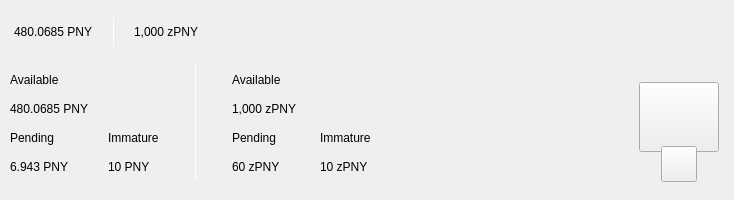
Before: the Qt Designer form src/qt/pny/forms/topbar.ui in decenomy/PNY, drawn with Qt 5.
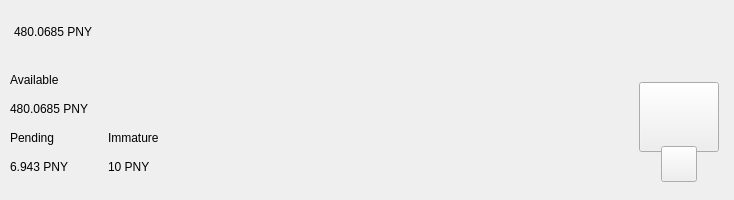
After: the same form once the commit is applied. Custom widgets are drawn as their Qt base class.

Diff of the .ui file:
```diff
--- a/src/qt/pny/forms/topbar.ui
+++ b/src/qt/pny/forms/topbar.ui
@@ -119,76 +119,7 @@
                <string notr="true">padding:0px;margin:0px;</string>
               </property>
               <property name="text">
-               <string>480.0685 PNY</string>
-              </property>
-             </widget>
-            </item>
-            <item>
-             <spacer name="horizontalSpacer_11">
-              <property name="orientation">
-               <enum>Qt::Horizontal</enum>
-              </property>
-              <property name="sizeType">
-               <enum>QSizePolicy::Fixed</enum>
-              </property>
-              <property name="sizeHint" stdset="0">
-               <size>
-                <width>20</width>
-                <height>20</height>
-               </size>
-              </property>
-             </spacer>
-            </item>
-            <item alignment="Qt::AlignVCenter">
-             <widget class="QLabel" name="label_16">
-              <property name="minimumSize">
-               <size>
-                <width>1</width>
-                <height>30</height>
-               </size>
-              </property>
-              <property name="maximumSize">
-               <size>
-                <width>1</width>
-                <height>30</height>
-               </size>
-              </property>
-              <property name="styleSheet">
-               <string notr="true">background-color:white;
-padding:0px;
-border:none;</string>
-              </property>
-              <property name="text">
-               <string/>
-              </property>
-             </widget>
-            </item>
-            <item>
-             <spacer name="horizontalSpacer_12">
-              <property name="orientation">
-               <enum>Qt::Horizontal</enum>
-              </property>
-              <property name="sizeType">
-               <enum>QSizePolicy::Fixed</enum>
-              </property>
-              <property name="sizeHint" stdset="0">
-               <size>
-                <width>20</width>
-                <height>20</height>
-               </size>
-              </property>
-             </spacer>
-            </item>
-            <item alignment="Qt::AlignTop">
-             <widget class="QLabel" name="labelAmountTopzPny">
-              <property name="minimumSize">
-               <size>
-                <width>0</width>
-                <height>36</height>
-               </size>
-              </property>
-              <property name="text">
-               <string>1,000 zPNY</string>
+               <string notr="true">480.0685 PNY</string>
               </property>
              </widget>
             </item>
@@ -445,118 +376,7 @@
                  <item>
                   <widget class="QLabel" name="labelImmaturePny">
                    <property name="text">
-                    <string>10 PNY</string>
-                   </property>
-                  </widget>
-                 </item>
-                </layout>
-               </item>
-              </layout>
-             </item>
-            </layout>
-           </item>
-           <item>
-            <widget class="QLabel" name="label_9">
-             <property name="minimumSize">
-              <size>
-               <width>1</width>
-               <height>100</height>
-              </size>
-             </property>
-             <property name="maximumSize">
-              <size>
-               <width>1</width>
-               <height>16777215</height>
-              </size>
-             </property>
-             <property name="styleSheet">
-              <string notr="true">background-color:white;
-padding:0px;
-border:none;</string>
-             </property>
-             <property name="text">
-              <string/>
-             </property>
-            </widget>
-           </item>
-           <item>
-            <layout class="QVBoxLayout" name="verticalLayout_8">
-             <property name="spacing">
-              <number>0</number>
-             </property>
-             <property name="leftMargin">
-              <number>30</number>
-             </property>
-             <item>
-              <layout class="QVBoxLayout" name="verticalLayout">
-               <item>
-                <widget class="QLabel" name="labelTitle2">
-                 <property name="text">
-                  <string>Available</string>
-                 </property>
-                </widget>
-               </item>
-               <item>
-                <widget class="QLabel" name="labelAmountzPny">
-                 <property name="text">
-                  <string>1,000 zPNY</string>
-                 </property>
-                </widget>
-               </item>
-              </layout>
-             </item>
-             <item>
-              <layout class="QHBoxLayout" name="horizontalLayout">
-               <property name="spacing">
-                <number>0</number>
-               </property>
-               <item>
-                <layout class="QVBoxLayout" name="verticalLayout_5">
-                 <item>
-                  <widget class="QLabel" name="labelTitle5">
-                   <property name="text">
-                    <string>Pending</string>
-                   </property>
-                  </widget>
-                 </item>
-                 <item>
-                  <widget class="QLabel" name="labelPendingzPny">
-                   <property name="text">
-                    <string>60 zPNY</string>
-                   </property>
-                  </widget>
-                 </item>
-                </layout>
-               </item>
-               <item>
-                <spacer name="horizontalSpacer_4">
-                 <property name="orientation">
-                  <enum>Qt::Horizontal</enum>
-                 </property>
-                 <property name="sizeType">
-                  <enum>QSizePolicy::Fixed</enum>
-                 </property>
-                 <property name="sizeHint" stdset="0">
-                  <size>
-                   <width>40</width>
-                   <height>20</height>
-                  </size>
-                 </property>
-                </spacer>
-               </item>
-               <item>
-                <layout class="QVBoxLayout" name="verticalLayout_6">
-                 <item>
-                  <widget class="QLabel" name="labelTitle6">
-                   <property name="text">
-                    <string>Immature</string>
-                   </property>
-                  </widget>
-                 </item>
-                 <item>
-                  <widget class="QLabel" name="labelImmaturezPny">
-                   <property name="text">
-                    <string>10 zPNY</string>
+                    <string notr="true">10 PNY</string>
                    </property>
                   </widget>
                  </item>
```
Left out of the diff: 26 changed lines with no effect on the pictures.
